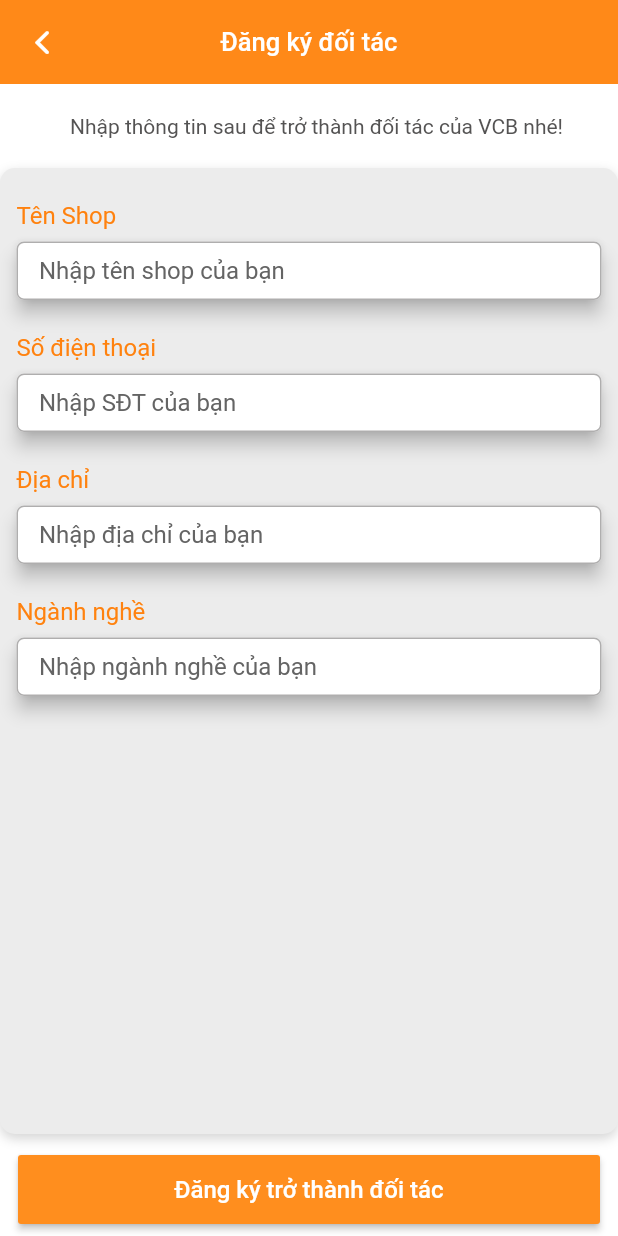
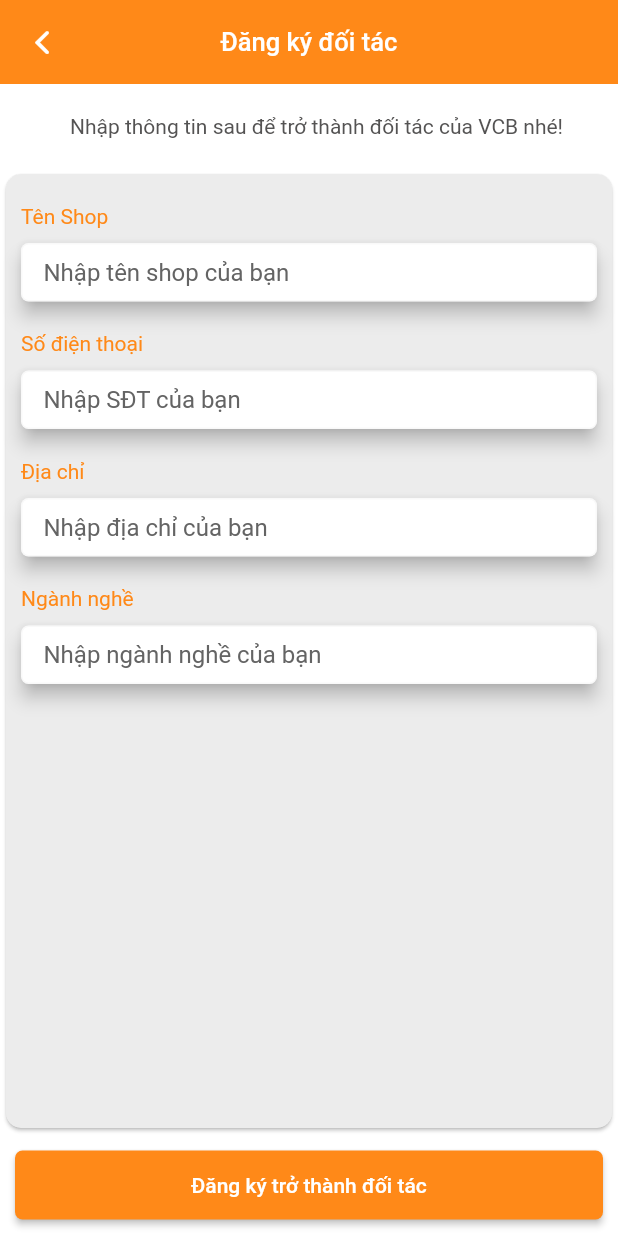
Before and after one commit to NhaPCS/baby_garden, a Flutter app: the CustomerSupportScreen screen opened directly, after a tap on "Đăng ký làm đối tác với VCB", on a phone screen of 412 x 824 dp. Run offline on Flutter 3.47's test engine with Material 2 defaults, Android fonts, the phone set to English and light mode, and no system bars; our stand-ins replace auto_size_text, cached_network_image, carousel_slider, dots_indicator, fl_chart, flutter_image_compress and 8 more; accounts and stored records are empty.

Commit message:
- connect registerPartner

```diff
--- a/lib/data/service.dart
+++ b/lib/data/service.dart
@@ -1,8 +1,10 @@
 import 'dart:convert';
 import 'dart:io';
 
+import 'package:baby_garden_flutter/data/model/param.dart';
 import 'package:baby_garden_flutter/data/response.dart';
 import 'package:baby_garden_flutter/data/shared_value.dart';
+import 'package:baby_garden_flutter/generated/l10n.dart';
 import 'package:baby_garden_flutter/util/resource.dart';
 import 'package:flutter/cupertino.dart';
 import 'package:flutter/material.dart';
@@ -399,6 +401,25 @@ Future<Response> reportProduct(BuildContext context,
   return null;
 }
 
+Future<Response> registerPartner(BuildContext context,
+    {String shopName, String phone, String address, String job}) async {
+  String userId = await ShareValueProvider.shareValueProvider.getUserId();
+  dynamic params = {
+    "user_id": userId,
+    "name": shopName,
+    "phone": phone,
+    "address": address,
+    "job": job,
+  };
+  Response response = await post(context,
+      path: 'registerPartner',
+      param: params,
+      requireLogin: true,
+      showLoading: true);
+  if (response.isSuccess()) return response;
+  return null;
+}
+
 Future<Response> post(BuildContext context,
     {String path,
     dynamic param,
--- a/lib/l10n/intl_en.arb
+++ b/lib/l10n/intl_en.arb
@@ -412,9 +412,11 @@
   "no": "Không",
   "no_data": "Chưa có dữ liệu",
   "reload": "Tải lại",
-  "message_empty": "Vui lòng nhập ${key} để tiếp tục",
+  "message_empty": "Vui lòng nhập {key} để tiếp tục",
   "title_select_pick_image": "Chọn ảnh",
   "message_select_pick_image": "Bạn muốn chụp ảnh từ camera hay lấy ảnh từ thư viên?",
   "from_camera": "Chụp ảnh",
-  "from_gallery": "Lấy ảnh từ thư viện"
+  "from_gallery": "Lấy ảnh từ thư viện",
+  "register_partner": "Đăng ký trở thành đối tác",
+  "register_partner_success": "Đăng ký trở thành đối tác thành công!"
 }
--- a/lib/screen/customer_support/customer_support.dart
+++ b/lib/screen/customer_support/customer_support.dart
@@ -119,7 +119,7 @@ class _CustomerSupportScreenState extends BaseState<CustomerSupportScreen> {
           WidgetUtil.getLine(margin: EdgeInsets.only(left: SizeUtil.defaultSpace,right: SizeUtil.defaultSpace),color: ColorUtil.gray),
           ListTile(
             onTap: (){
-              push(PartnerRegister());
+              push(PartnerRegisterScreen());
             },
             leading: Image.asset("photo/support_partner.png",
                 width: SizeUtil.iconSizeBig),
--- a/lib/screen/partner/partner_register_screen.dart
+++ b/lib/screen/partner/partner_register_screen.dart
@@ -1,45 +1,31 @@
 import 'package:baby_garden_flutter/generated/l10n.dart';
 import 'package:baby_garden_flutter/provider/get_list_provider.dart';
 import 'package:baby_garden_flutter/screen/base_state.dart';
+import 'package:baby_garden_flutter/screen/base_state_model.dart';
 import 'package:baby_garden_flutter/util/resource.dart';
+import 'package:baby_garden_flutter/view_model/register_partner_view_model.dart';
+import 'package:baby_garden_flutter/widget/button/my_raised_button.dart';
 import 'package:baby_garden_flutter/widget/input/my_text_field.dart';
 import 'package:flutter/material.dart';
 import 'package:nested/nested.dart';
 import 'package:provider/provider.dart';
 
-// TODO-QAnh: màn hình phải kết thúc bằng chữ Screen
-class PartnerRegister extends StatefulWidget {
+class PartnerRegisterScreen extends StatefulWidget {
   @override
   State<StatefulWidget> createState() {
-    return _PartnerRegisterState();
+    return _PartnerRegisterScreenState();
   }
 }
 
-class _PartnerRegisterState extends BaseState<PartnerRegister> {
-  final GetListProvider _getListProvider = GetListProvider();
-  var searchTextController;
+class _PartnerRegisterScreenState
+    extends BaseStateModel<PartnerRegisterScreen, RegisterPartnerViewModel> {
+  final TextEditingController _shopNameController = TextEditingController();
+  final TextEditingController _phoneController = TextEditingController();
+  final TextEditingController _addressController = TextEditingController();
+  final TextEditingController _jobController = TextEditingController();
 
   @override
   Widget buildWidget(BuildContext context) {
-    final List<Map<String, String>> fields = [
-      {
-        'title': S.of(context).shopName,
-        'placeholder': S.of(context).shopPlaceholder
-      },
-      {
-        'title': S.of(context).mobilePhone,
-        'placeholder': S.of(context).mobilePlaceholder
-      },
-      {
-        'title': S.of(context).address,
-        'placeholder': S.of(context).addressPlaceholder
-      },
-      {
-        'title': S.of(context).career,
-        'placeholder': S.of(context).careerPlaceholder
-      }
-    ];
-
     return Scaffold(
       appBar: getAppBar(title: S.of(context).partnerRegister),
       body: Column(children: <Widget>[
@@ -48,78 +34,122 @@ class _PartnerRegisterState extends BaseState<PartnerRegister> {
             child: Text(S.of(context).partnerRegisHeadTitle,
                 style: TextStyle(color: Color.fromRGBO(84, 83, 83, 1)))),
         Expanded(
-          // TODO-QAnh: dung Card để tạo độ bóng
-          child: Container(
-              margin: EdgeInsets.only(bottom: 14),
-              width: double.infinity,
-              decoration: BoxDecoration(
-                  color: Color.fromRGBO(236, 236, 236, 1),
-                  borderRadius: BorderRadius.circular(10),
-                  boxShadow: [
-                    BoxShadow(
-                      blurRadius: 6,
-                      color: Color.fromRGBO(0, 0, 0, 0.16),
-                      offset: Offset(0.0, 3.0),
-                    )
-                  ]),
-              // TODO-QAnh: bỏ Container đi, không dùng làm gì
-              child: Container(
-                  child: ListView.builder(
-                      itemCount: fields.length,
-                      itemBuilder: (BuildContext context, int index) {
-                        return inputField(fields[index]['title'],
-                            fields[index]['placeholder']);
-                      }))),
+          child: Card(
+            color: ColorUtil.grayEC,
+            shape: RoundedRectangleBorder(
+                borderRadius:
+                    BorderRadius.all(Radius.circular(SizeUtil.smallRadius))),
+            child: ListView(
+              padding: EdgeInsets.only(
+                  left: SizeUtil.smallSpace,
+                  right: SizeUtil.smallSpace,
+                  top: SizeUtil.defaultSpace,
+                  bottom: SizeUtil.defaultSpace),
+              children: <Widget>[
+                Text(
+                  S.of(context).shopName,
+                  style: TextStyle(color: ColorUtil.primaryColor),
+                  textAlign: TextAlign.start,
+                ),
+                SizedBox(height: SizeUtil.smallSpace),
+                MyTextField(
+                  elevation: SizeUtil.defaultElevation,
+                  textEditingController: _shopNameController,
+                  borderRadius: SizeUtil.tinyRadius,
+                  hint: S.of(context).shopPlaceholder,
+                  contentPadding: EdgeInsets.only(
+                      left: SizeUtil.normalSpace,
+                      top: SizeUtil.smallSpace,
+                      bottom: SizeUtil.smallSpace),
+                  borderColor: ColorUtil.transGray,
+                ),
+                SizedBox(height: SizeUtil.defaultSpace),
+                Text(
+                  S.of(context).mobilePhone,
+                  style: TextStyle(color: ColorUtil.primaryColor),
+                  textAlign: TextAlign.start,
+                ),
+                SizedBox(height: SizeUtil.smallSpace),
+                MyTextField(
+                  elevation: SizeUtil.defaultElevation,
+                  textEditingController: _phoneController,
+                  borderRadius: SizeUtil.tinyRadius,
+                  hint: S.of(context).mobilePlaceholder,
+                  contentPadding: EdgeInsets.only(
+                      left: SizeUtil.normalSpace,
+                      top: SizeUtil.smallSpace,
+                      bottom: SizeUtil.smallSpace),
+                  borderColor: ColorUtil.transGray,
+                ),
+                SizedBox(height: SizeUtil.defaultSpace),
+                Text(
+                  S.of(context).address,
+                  style: TextStyle(color: ColorUtil.primaryColor),
+                  textAlign: TextAlign.start,
+                ),
+                SizedBox(height: SizeUtil.smallSpace),
+                MyTextField(
+                  elevation: SizeUtil.defaultElevation,
+                  textEditingController: _addressController,
+                  borderRadius: SizeUtil.tinyRadius,
+                  hint: S.of(context).addressPlaceholder,
+                  contentPadding: EdgeInsets.only(
+                      left: SizeUtil.normalSpace,
+                      top: SizeUtil.smallSpace,
+                      bottom: SizeUtil.smallSpace),
+                  borderColor: ColorUtil.transGray,
+                ),
+                SizedBox(height: SizeUtil.defaultSpace),
+                Text(
+                  S.of(context).career,
+                  style: TextStyle(color: ColorUtil.primaryColor),
+                  textAlign: TextAlign.start,
+                ),
+                SizedBox(height: SizeUtil.smallSpace),
+                MyTextField(
+                  elevation: SizeUtil.defaultElevation,
+                  textEditingController: _jobController,
+                  borderRadius: SizeUtil.tinyRadius,
+                  hint: S.of(context).careerPlaceholder,
+                  contentPadding: EdgeInsets.only(
+                      left: SizeUtil.normalSpace,
+                      top: SizeUtil.smallSpace,
+                      bottom: SizeUtil.smallSpace),
+                  borderColor: ColorUtil.transGray,
+                ),
+              ],
+            ),
+          ),
         ),
         Container(
-          margin: EdgeInsets.only(bottom: 8, left: 12, right: 12),
           width: double.infinity,
-          height: 46,
-          // color: Color.fromRGBO(255, 142, 30, 1),
-          // TODO-QAnh: ddùng MyRaisedButton, bỏ Conatiner phía trên đi
-          child: RaisedButton(
-            color: Color.fromRGBO(255, 142, 30, 1),
-            onPressed: () async {},
-            textColor: Colors.white,
-            // TODO-QAnh: chuyen vao file arb
-            child: Text('Đăng ký trở thành đối tác',
-                style: TextStyle(fontSize: 16)),
+          margin: SizeUtil.smallPadding,
+          child: MyRaisedButton(
+            onPressed: () {
+              getViewModel().registerPartner(
+                  _shopNameController.text,
+                  _phoneController.text,
+                  _addressController.text,
+                  _jobController.text);
+            },
+            text: S.of(context).register_partner,
+            color: ColorUtil.primaryColor,
+            padding: SizeUtil.normalPadding,
+            borderRadius: SizeUtil.tinyRadius,
+            textStyle: TextStyle(color: Colors.white),
           ),
         )
       ]),
     );
   }
 
-  Widget inputField(String title, String placeholder) {
-    return Container(
-      margin: EdgeInsets.only(top: 22, left: 11, right: 11),
-      child: Column(
-          crossAxisAlignment: CrossAxisAlignment.start,
-          children: <Widget>[
-            Text(
-              title,
-              style: TextStyle(
-                  color: Color.fromRGBO(255, 130, 15, 1), fontSize: 16),
-              textAlign: TextAlign.start,
-            ),
-            SizedBox(height: 8),
-            MyTextField(
-              elevation: SizeUtil.defaultElevation,
-              textEditingController: searchTextController,
-              borderRadius: SizeUtil.tinyRadius,
-              hint: placeholder,
-              contentPadding: EdgeInsets.only(
-                  left: SizeUtil.normalSpace,
-                  top: SizeUtil.smallSpace,
-                  bottom: SizeUtil.smallSpace),
-              borderColor: Color.fromRGBO(175, 174, 174, 1),
-            ),
-          ]),
-    );
+  @override
+  List<SingleChildWidget> providers() {
+    return [];
   }
 
   @override
-  List<SingleChildWidget> providers() {
-    return [ChangeNotifierProvider.value(value: _getListProvider)];
+  RegisterPartnerViewModel initViewModel() {
+    return new RegisterPartnerViewModel(context);
   }
 }
--- a/lib/util/resource.dart
+++ b/lib/util/resource.dart
@@ -39,6 +39,7 @@ class ColorUtil {
   static const Color darkGray = Color(0xff707070);
   static const serviceItemUnselectColor = Color(0xffF6F6F6);
   static const Color textDark = Color(0xff444444);
+  static const Color grayEC = Color(0xffececec);
 
   static const List<Color> gradientColors = [
     Color(0xffFFA503),
--- /dev/null
+++ b/lib/view_model/register_partner_view_model.dart
@@ -0,0 +1,34 @@
+import 'package:baby_garden_flutter/data/model/param.dart';
+import 'package:baby_garden_flutter/data/service.dart' as service;
+import 'package:baby_garden_flutter/generated/l10n.dart';
+import 'package:baby_garden_flutter/util/resource.dart';
+import 'package:baby_garden_flutter/view_model/base_view_model.dart';
+import 'package:flutter/material.dart';
+
+class RegisterPartnerViewModel extends BaseViewModel {
+  @override
+  BuildContext context;
+
+  RegisterPartnerViewModel(this.context);
+
+  Future<void> registerPartner(
+      String shopName, String phone, String address, String job) async {
+    if (!WidgetUtil.verifyParams(context, params: [
+      Param(key: S.of(context).shopName, value: shopName),
+      Param(key: S.of(context).phone, value: phone),
+      Param(key: S.of(context).address, value: address),
+      Param(key: S.of(context).career, value: job),
+    ])) {
+      return null;
+    }
+    dynamic data = await service.registerPartner(context,
+        shopName: shopName, phone: phone, address: address, job: job);
+    if (data != null) {
+      WidgetUtil.showMessageDialog(context,
+          message: S.of(context).register_partner_success,
+          title: S.of(context).success, onOkClick: () {
+        Navigator.of(context).pop();
+      });
+    }
+  }
+}
```
Also changed, not shown: lib/generated/intl/messages_en.dart, lib/generated/l10n.dart.
